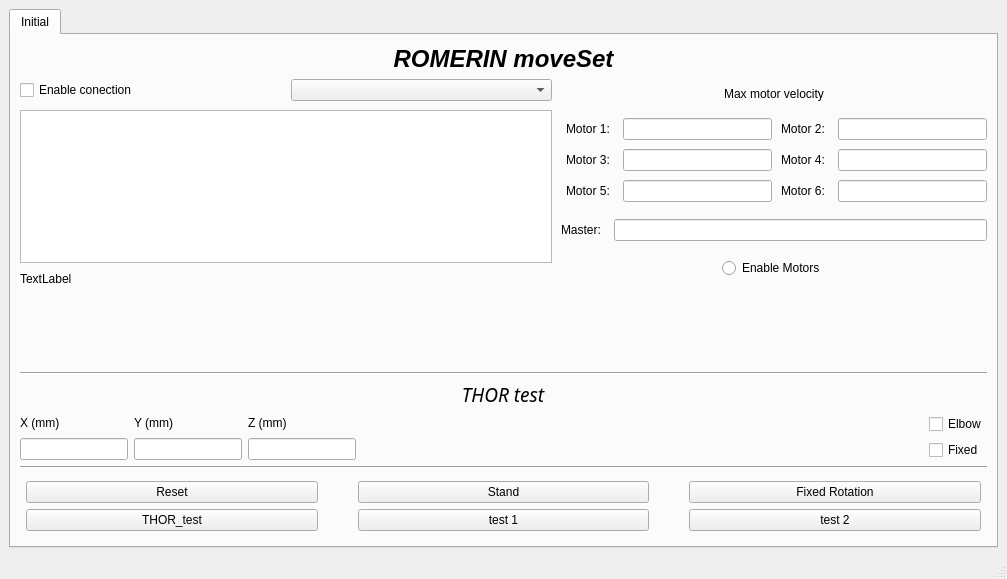
Qt form movimientos/Movimientos/mainwindow.ui (Alvaro-Agenjo/ROMERIN_SIM) before a commit.
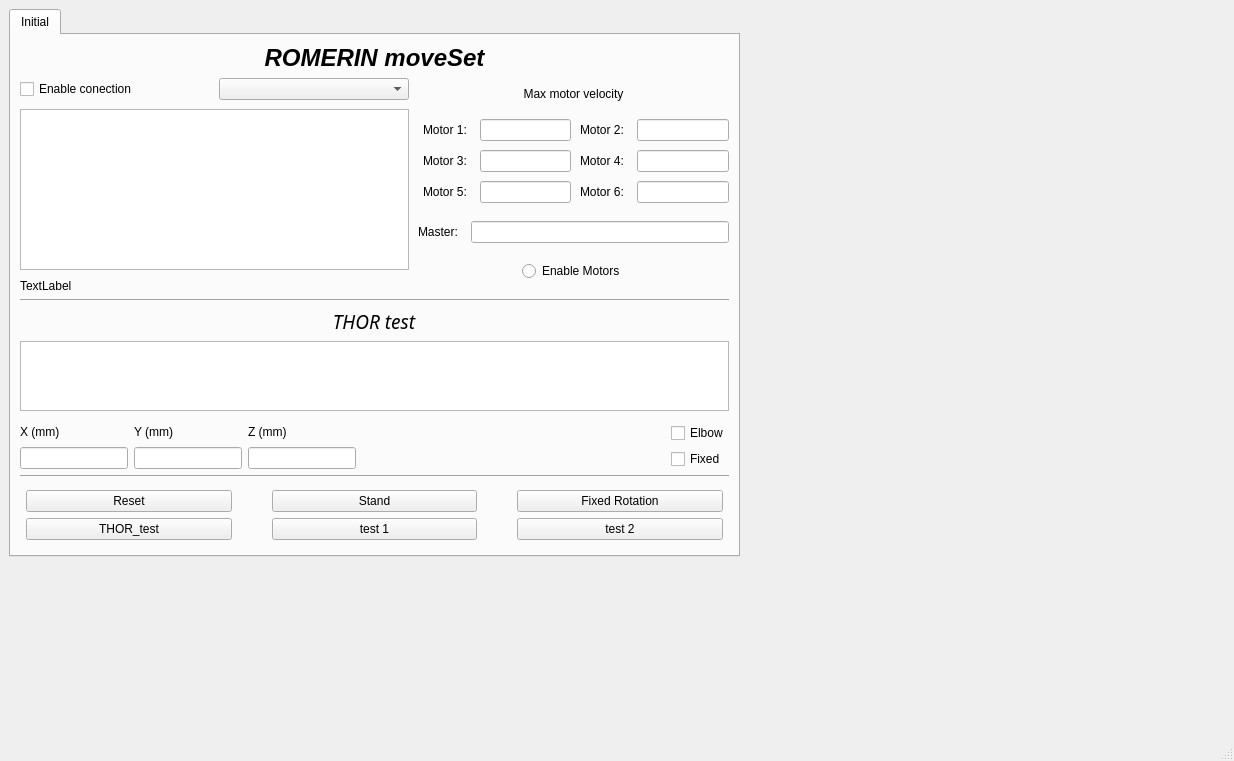
The same form after that commit.

The edit to the form file:
```diff
--- a/movimientos/Movimientos/mainwindow.ui
+++ b/movimientos/Movimientos/mainwindow.ui
@@ -6,17 +6,23 @@
    <rect>
     <x>0</x>
     <y>0</y>
-    <width>1007</width>
-    <height>579</height>
+    <width>1234</width>
+    <height>761</height>
    </rect>
   </property>
   <property name="windowTitle">
    <string>MainWindow</string>
   </property>
   <widget class="QWidget" name="centralwidget">
-   <layout class="QHBoxLayout" name="horizontalLayout_6">
-    <item>
      <widget class="QTabWidget" name="tabWidget">
+    <property name="geometry">
+     <rect>
+      <x>9</x>
+      <y>9</y>
+      <width>731</width>
+      <height>548</height>
+     </rect>
+    </property>
       <property name="sizePolicy">
        <sizepolicy hsizetype="Preferred" vsizetype="Preferred">
         <horstretch>0</horstretch>
@@ -38,7 +44,7 @@
        </attribute>
        <layout class="QVBoxLayout" name="verticalLayout_4">
         <item>
-         <layout class="QVBoxLayout" name="verticalLayout_Main" stretch="1,8,2,0,0,0,0,6">
+       <layout class="QVBoxLayout" name="verticalLayout_Main" stretch="1,8,2,0,0,0,0,0,0,6">
           <property name="sizeConstraint">
            <enum>QLayout::SetNoConstraint</enum>
           </property>
@@ -47,6 +53,7 @@
             <property name="font">
              <font>
               <pointsize>18</pointsize>
+            <weight>75</weight>
               <italic>true</italic>
               <bold>true</bold>
              </font>
@@ -65,7 +72,7 @@
              <number>9</number>
             </property>
             <property name="bottomMargin">
-             <number>23</number>
+           <number>0</number>
             </property>
             <item>
              <layout class="QVBoxLayout" name="Conection">
@@ -88,6 +95,12 @@
               </item>
               <item>
                <widget class="QTableWidget" name="table_modules">
+              <property name="sizePolicy">
+               <sizepolicy hsizetype="Expanding" vsizetype="Minimum">
+                <horstretch>0</horstretch>
+                <verstretch>0</verstretch>
+               </sizepolicy>
+              </property>
                 <attribute name="horizontalHeaderCascadingSectionResizes">
                  <bool>false</bool>
                 </attribute>
@@ -311,6 +324,7 @@
              <font>
               <family>Sans Serif</family>
               <pointsize>14</pointsize>
+            <weight>50</weight>
               <italic>true</italic>
               <bold>false</bold>
               <underline>false</underline>
@@ -329,6 +343,12 @@
             </property>
            </widget>
           </item>
+        <item>
+         <widget class="QGraphicsView" name="graphicsView"/>
+        </item>
+        <item>
+         <widget class="QWidget" name="widget" native="true"/>
+        </item>
           <item>
            <layout class="QHBoxLayout" name="horizontalLayout_5">
             <item>
@@ -552,8 +572,6 @@
        </layout>
       </widget>
      </widget>
-    </item>
-   </layout>
   </widget>
   <widget class="QMenuBar" name="menubar">
    <property name="geometry">
```
Left out of the diff: 4 changed lines with no effect on the pictures. Lines whose indentation alone changed are shown as unchanged.
